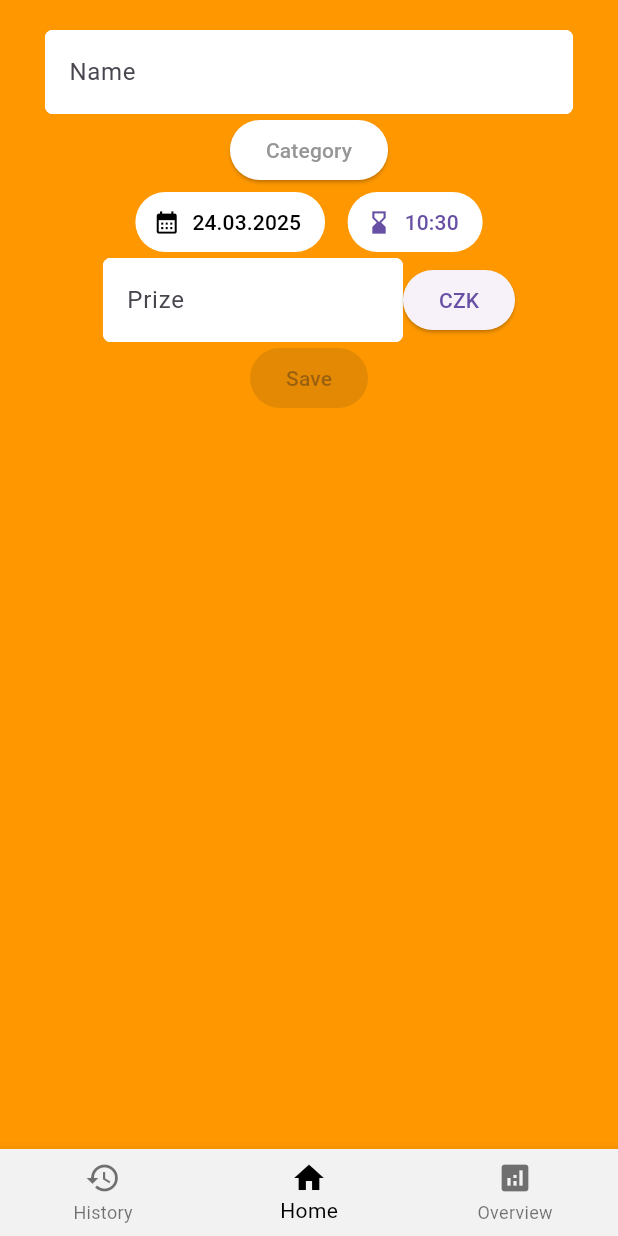
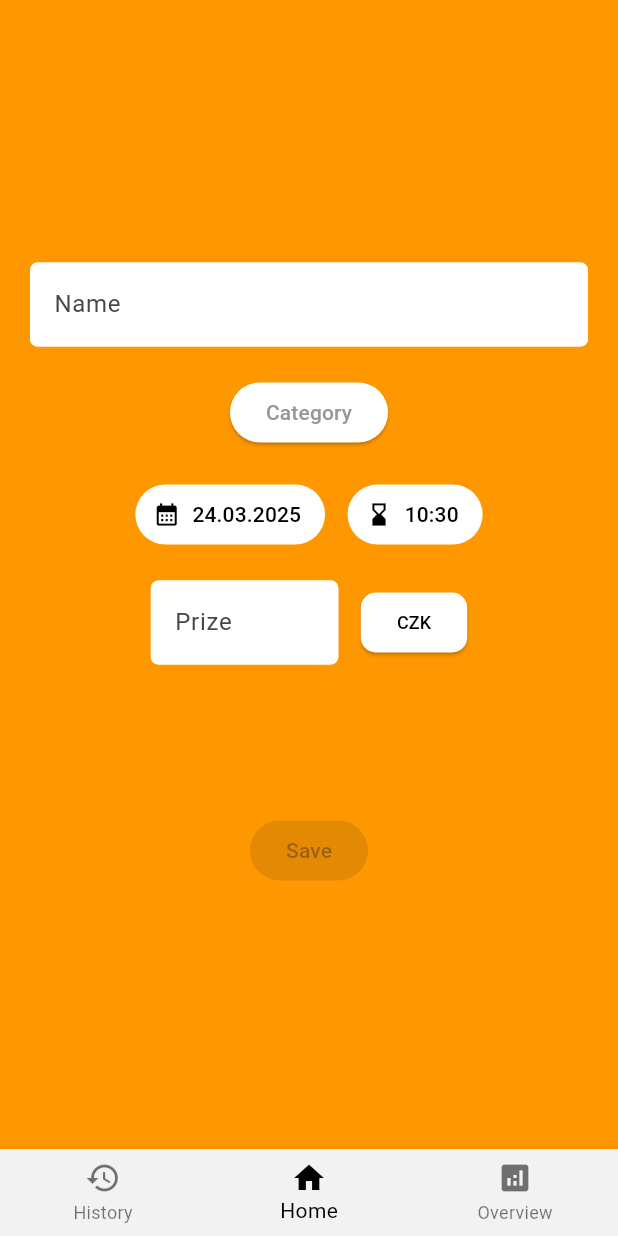
Before and after one commit to drapek9/expense_tracker, a Flutter app: the screen it shows after launch, on a phone screen of 412 x 824 dp. Run offline on Flutter 3.47's test engine with Material 3 defaults, Android fonts, the phone set to English and light mode, and no system bars; our stand-ins replace fl_chart, flutter_bloc, scroll_snap_list, shared_preferences.

Commit message:
smazání informací, když save + prize logika pouze čísla + overview grafika + menší úpravy v home přídávání v grafice

```diff
--- a/lib/history/history_main.dart
+++ b/lib/history/history_main.dart
@@ -22,7 +22,7 @@ class _HistoryScreenState extends State<HistoryScreen> {
     }
 
     return Scaffold(
-      backgroundColor: Colors.white,
+      backgroundColor: Colors.orange,
       body: SafeArea(
         child: BlocBuilder<ExpenseBloc, ExpenseState>(builder: (context, state){
           return ListView.builder(
--- a/lib/home/home_main.dart
+++ b/lib/home/home_main.dart
@@ -80,12 +80,15 @@ class _HomeScreenState extends State<HomeScreen> {
       body: SafeArea(
         child: Expanded(
           child: Container(
-            padding: EdgeInsets.symmetric(horizontal: 30, vertical: 20),
+            padding: EdgeInsets.symmetric(horizontal: 20, vertical: 20),
             child: Column(
+              spacing: 20,
+              mainAxisAlignment: MainAxisAlignment.center,
               children: [
                 TextInput(
                   theHintText: "Name",
                   theController: nameController,
+                  typeInput: "normal",
                 ),
                 ElevatedButton(
                   onPressed: (){
@@ -132,32 +135,49 @@ class _HomeScreenState extends State<HomeScreen> {
                     onPressed: (){
                       showChooserTime(context, setDateTime, theDate);
                     },
-                    icon: Icon(Icons.hourglass_bottom_sharp),
+                    icon: Icon(Icons.hourglass_bottom_sharp, color: Colors.black,),
                     label: Text(
-                      DateFormat("HH:mm").format(theDate)
+                      DateFormat("HH:mm").format(theDate),
+                      style: TextStyle(
+                        color: Colors.black
+                      ),
                       ))
                   ],
                 ),
                 Row(
                   mainAxisAlignment: MainAxisAlignment.center,
+                  spacing: 15,
                   children: [
                     SizedBox(
-                      width: 200,
+                      width: 125,
                       child: TextInput(
                         theHintText: "Prize",
                         theController: prizeController,
+                        typeInput: "number",
                       )
                       ),
                     ElevatedButton(
+                      style: ElevatedButton.styleFrom(
+                        backgroundColor: Colors.white,
+                        shape: RoundedRectangleBorder(
+                          borderRadius: BorderRadius.circular(10)
+                        )
+                      ),
                       onPressed: (){
                         showCategoryList(context, currencyOptions, setCurrencyNum, theCurrency);
                       },
                       child: Text(
-                        currencyOptions[theCurrency] ?? "Currency"
+                        currencyOptions[theCurrency] ?? "Currency",
+                        style: TextStyle(
+                          color: Colors.black,
+                          fontSize: 12
+                        ),
                       ))
                   ]
                 ),
-
+                SizedBox(
+                  height: 60,
+                ),
                 ElevatedButton(
                   onPressed: theCategory != null && nameOk && prizeOk ? () {
                     blocProv.add(OnAddExpense(
@@ -165,10 +185,19 @@ class _HomeScreenState extends State<HomeScreen> {
                         category: theCategory,
                         currency: theCurrency,
                         name: nameController.text,
-                        prize: double.parse(prizeController.text),
+                        prize: double.parse(prizeController.text.replaceAll(",", ".")),
                         time: theDate
                       )
                     ));
+
+                    nameController.text = "";
+                    prizeController.text = "";
+
+                    setState(() {
+                      theCategory = null;
+                      nameOk = false;
+                      prizeOk = false;
+                    });
                   } : null,
                   child: Text(
                     "Save"
@@ -182,14 +211,16 @@ class _HomeScreenState extends State<HomeScreen> {
 
 class TextInput extends StatelessWidget {
   // const TextInput({super.key});
-  String? theHintText;
-  TextEditingController? theController;
+  String theHintText;
+  TextEditingController theController;
+  String typeInput;
 
-  TextInput({required this.theHintText, required this.theController});
+  TextInput({required this.theHintText, required this.theController, required this.typeInput});
 
   @override
   Widget build(BuildContext context) {
     return TextField(
+      keyboardType: typeInput == "number" ? TextInputType.number : TextInputType.text,
           controller: theController,
           decoration: InputDecoration(
             hintText: theHintText,
```
Also changed, not shown: lib/spending_overview/spending_overview_main.dart (+22 -4 lines).
